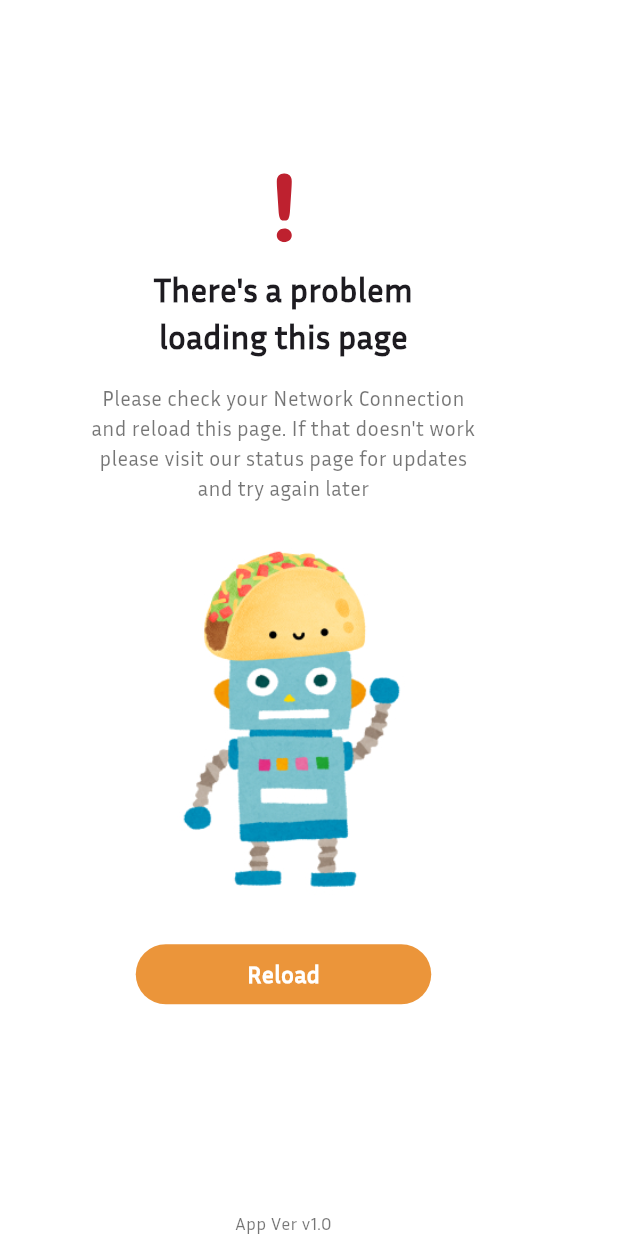
After one commit to shahzaibNiazi/BondingBowls, a Flutter app: the SecondSplashView screen opened directly, on a phone screen of 412 x 824 dp. The commit adds this screen. Run offline on Flutter 3.47's test engine with Material 3 defaults, Android fonts, the phone set to English and light mode, and no system bars; our stand-ins replace cloud_firestore, connectivity_plus, device_info_plus, dio, firebase_auth, firebase_core and 13 more; missing offline and left inert: dio_log, mailer, simple_fontellico_progress_dialog; accounts and stored records are empty; project files that could hold a hidden picture were left out.

Commit message:
Splash View With Getx Structure

```diff
--- /dev/null
+++ b/lib/Presentation/second_splash/views/second_splash_view.dart
@@ -0,0 +1,89 @@
+import 'package:flutter/material.dart';
+import 'package:flutter_svg/svg.dart';
+import 'package:get/get.dart';
+
+import '../controllers/second_splash_controller.dart';
+
+class SecondSplashView extends GetView<SecondSplashController> {
+  const SecondSplashView({super.key});
+  @override
+  Widget build(BuildContext context) {
+    return GetBuilder<SecondSplashController>(
+      init: SecondSplashController(),
+      builder: (controller) => Scaffold(
+        backgroundColor: Colors.white,
+        body: SingleChildScrollView(
+          child: ConstrainedBox(
+            constraints: BoxConstraints(
+              minHeight: MediaQuery.of(context).size.height,
+            ),
+            child: IntrinsicHeight(
+              child: Padding(
+                padding: const EdgeInsets.symmetric(horizontal: 24.0),
+                child: Column(
+                  children: [
+                    // const SizedBox(height: 80), // Replace Spacer
+                    const Spacer(),
+                    SvgPicture.asset(
+                      'assets/icon/svg/alert_icon.svg',
+                      height: 48,
+                      width: 48,
+                    ),
+                    const SizedBox(height: 16),
+                    const Text(
+                      "There's a problem\nloading this page",
+                      textAlign: TextAlign.center,
+                      style: TextStyle(
+                        fontSize: 22,
+                        fontWeight: FontWeight.bold,
+                      ),
+                    ),
+                    const SizedBox(height: 16),
+                    const Text(
+                      "Please check your Network Connection\nand reload this page. If that doesn't work\nplease visit our status page for updates\nand try again later",
+                      textAlign: TextAlign.center,
+                      style: TextStyle(fontSize: 14, color: Colors.black54),
+                    ),
+                    const SizedBox(height: 24),
+                    Image.asset(
+                      'assets/images/robot_taco.jpg',
+                      height: 250,
+                      width: 330,
+                    ),
+                    const SizedBox(height: 20),
+                    InkWell(
+                      onTap: () => controller.navigateToSplashScreen3(),
+                      child: Container(
+                        alignment: Alignment.center,
+                        height: 40,
+                        width: 197,
+                        decoration: BoxDecoration(
+                          borderRadius: BorderRadius.circular(20),
+                          color: Color(0xffEB953A),
+                        ),
+                        child: const Text(
+                          "Reload",
+                          style: TextStyle(
+                            fontSize: 16,
+                            color: Colors.white,
+                            fontWeight: FontWeight.w700,
+                          ),
+                        ),
+                      ),
+                    ),
+                    const SizedBox(height: 24),
+                    Spacer(), // This one is now safe because we used IntrinsicHeight
+                    const Text(
+                      "App Ver v1.0",
+                      style: TextStyle(fontSize: 12, color: Colors.black54),
+                    ),
+                  ],
+                ),
+              ),
+            ),
+          ),
+        ),
+      ),
+    );
+  }
+}
--- a/lib/app/routes/app_pages.dart
+++ b/lib/app/routes/app_pages.dart
@@ -2,6 +2,12 @@ import 'package:get/get.dart';
 
 import '../../Presentation/home/bindings/home_binding.dart';
 import '../../Presentation/home/views/home_view.dart';
+import '../../Presentation/second_splash/bindings/second_splash_binding.dart';
+import '../../Presentation/second_splash/views/second_splash_view.dart';
+import '../../Presentation/splash/bindings/splash_binding.dart';
+import '../../Presentation/splash/views/splash_view.dart';
+import '../../Presentation/third_splash/bindings/third_splash_binding.dart';
+import '../../Presentation/third_splash/views/third_splash_view.dart';
 
 part 'app_routes.dart';
 
@@ -16,5 +22,20 @@ class AppPages {
       page: () => const HomeView(),
       binding: HomeBinding(),
     ),
+    GetPage(
+      name: _Paths.SPLASH,
+      page: () => const SplashView(),
+      binding: SplashBinding(),
+    ),
+    GetPage(
+      name: _Paths.SECOND_SPLASH,
+      page: () => const SecondSplashView(),
+      binding: SecondSplashBinding(),
+    ),
+    GetPage(
+      name: _Paths.THIRD_SPLASH,
+      page: () => const ThirdSplashView(),
+      binding: ThirdSplashBinding(),
+    ),
   ];
 }
--- a/lib/app/routes/app_routes.dart
+++ b/lib/app/routes/app_routes.dart
@@ -4,9 +4,15 @@ part of 'app_pages.dart';
 abstract class Routes {
   Routes._();
   static const HOME = _Paths.HOME;
+  static const SPLASH = _Paths.SPLASH;
+  static const SECOND_SPLASH = _Paths.SECOND_SPLASH;
+  static const THIRD_SPLASH = _Paths.THIRD_SPLASH;
 }
 
 abstract class _Paths {
   _Paths._();
   static const HOME = '/home';
+  static const SPLASH = '/splash';
+  static const SECOND_SPLASH = '/second-splash';
+  static const THIRD_SPLASH = '/third-splash';
 }
```
Also changed, not shown: lib/Presentation/second_splash/bindings/second_splash_binding.dart (added, +12 -0 lines), lib/Presentation/second_splash/controllers/second_splash_controller.dart (added, +20 -0 lines), lib/Presentation/splash/bindings/splash_binding.dart (added, +12 -0 lines), lib/Presentation/splash/controllers/splash_controller.dart (added, +38 -0 lines), lib/Presentation/splash/views/splash_view.dart (added, +43 -0 lines), lib/Presentation/third_splash/bindings/third_splash_binding.dart (added, +12 -0 lines), lib/Presentation/third_splash/controllers/third_splash_controller.dart (added, +38 -0 lines), lib/Presentation/third_splash/views/third_splash_view.dart (added, +132 -0 lines).
